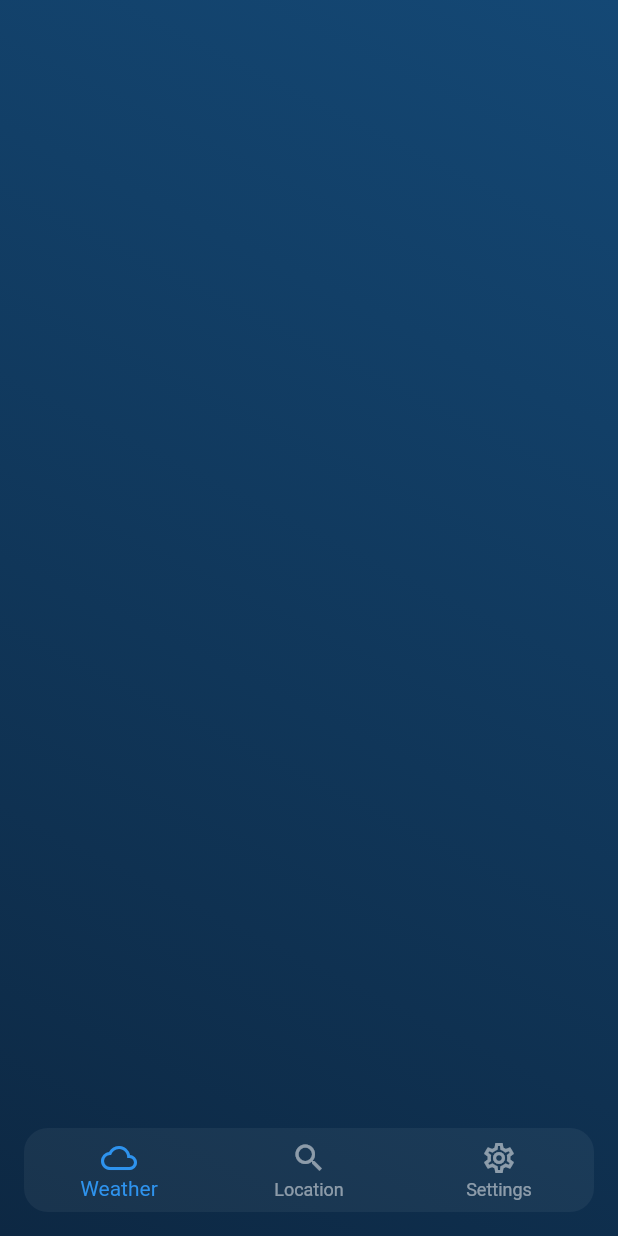
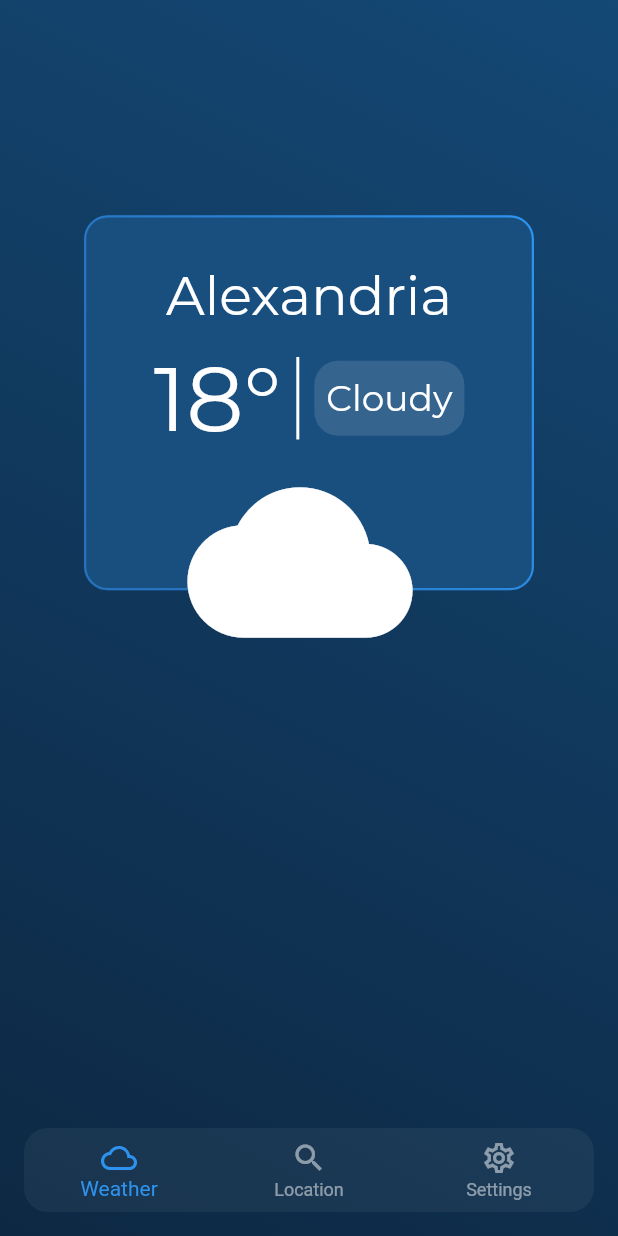
Before and after one commit to Rajab-Alkahef/weather_app, a Flutter app: the screen it shows after launch, on a phone screen of 412 x 824 dp. Run offline on Flutter 3.47's test engine with Material 2 defaults, Android fonts, the phone set to English and light mode, and no system bars; our stand-ins replace blur, dio, font_awesome_flutter, gradient_borders; project files that could hold a hidden picture were left out.

Commit message:
create weather card in weather page

```diff
--- a/lib/views/weather_view.dart
+++ b/lib/views/weather_view.dart
@@ -1,4 +1,6 @@
 import 'package:flutter/material.dart';
+import 'package:gradient_borders/box_borders/gradient_box_border.dart';
+import 'package:gradient_borders/input_borders/gradient_outline_input_border.dart';
 
 class WeatherView extends StatelessWidget {
   const WeatherView({super.key});
@@ -11,17 +13,102 @@ class WeatherView extends StatelessWidget {
               begin: Alignment.bottomLeft,
               end: Alignment.topRight,
               colors: [Color(0xff0d2843), Color(0xff144875)])),
-      child: const Scaffold(
+      child: Scaffold(
         resizeToAvoidBottomInset: false,
-        /* appBar: AppBar(
-          backgroundColor: Colors.transparent,
-          elevation: 0,
-          title: const Text('weather'),
+        backgroundColor: Colors.transparent,
+        body: Stack(
+          children: [
+            Align(
+              alignment: const Alignment(0, -0.5),
+              child: Container(
+                decoration: BoxDecoration(
+                  borderRadius: BorderRadius.circular(16),
+                  color: const Color(0xff194f7f),
+                  border: gradiantBorder(),
+                ),
+                height: 250,
+                width: 300,
+                child: Column(
+                  mainAxisAlignment: MainAxisAlignment.start,
+                  children: [
+                    const SizedBox(
+                      height: 30,
+                    ),
+                    const Text(
+                      "Alexandria",
+                      style: TextStyle(
+                          color: Colors.white,
+                          fontSize: 36,
+                          fontFamily: 'Montserrat'),
+                    ),
+                    const SizedBox(
+                      height: 10,
+                    ),
+                    Row(
+                      mainAxisAlignment: MainAxisAlignment.center,
+                      children: [
+                        const Text(
+                          '18°',
+                          style: TextStyle(
+                              color: Colors.white,
+                              fontSize: 60,
+                              fontFamily: 'Montserrat'),
+                        ),
+                        const SizedBox(
+                          width: 10,
+                        ),
+                        Container(height: 55, width: 2, color: Colors.white),
+                        const SizedBox(
+                          width: 10,
+                        ),
+                        Container(
+                          decoration: BoxDecoration(
+                              color: const Color(0xff35648f),
+                              borderRadius: BorderRadius.circular(16)),
+                          width: 100,
+                          height: 50,
+                          child: const Center(
+                            child: Text(
+                              'Cloudy',
+                              style: TextStyle(
+                                  color: Colors.white,
+                                  fontFamily: 'Montserrat',
+                                  fontSize: 24),
+                            ),
+                          ),
+                        )
+                      ],
+                    )
+                  ],
+                ),
+              ),
+            ),
+            const Positioned(
+              top: 300,
+              left: 125,
+              child: Icon(
+                Icons.cloud,
+                color: Colors.white,
+                size: 150,
+              ),
+            ),
+          ],
         ),
-     */
-        backgroundColor: Colors.transparent,
-        // bottomNavigationBar: CustomButtomNavigationBar(),
       ),
     );
   }
+
+  GradientBoxBorder gradiantBorder() {
+    return const GradientBoxBorder(
+      gradient: LinearGradient(
+        begin: Alignment.centerLeft,
+        end: Alignment.topRight,
+        colors: [
+          Color.fromARGB(255, 38, 114, 190),
+          Color.fromARGB(255, 45, 148, 239),
+        ],
+      ),
+      width: 1.5,
+    );
+  }
 }
```
